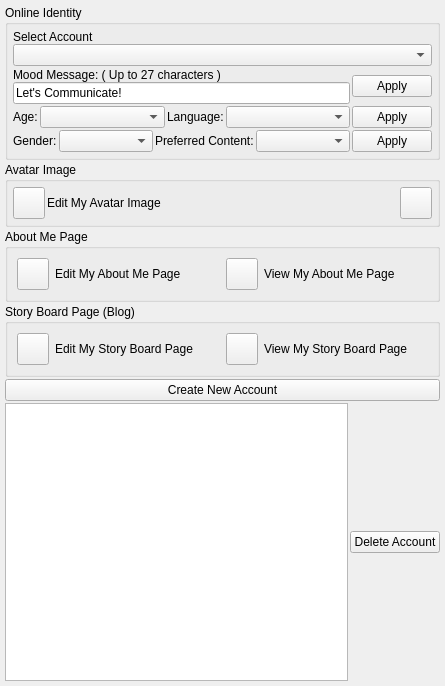
First picture: the form in nolimitgui/CommonSrc/Forms/AppletUserIdentity.ui, repository nolimitconnect/NoLimitConnect, before the edit.
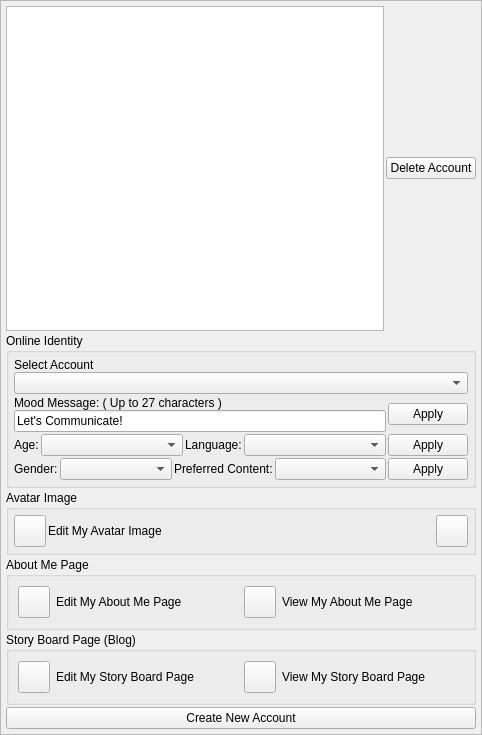
Second picture: the form after the edit. Custom widgets are drawn as their Qt base class.

Commit message: use scroll area for user identity edit so the form is not scrunched on smaller devices

Patch:
```diff
--- a/nolimitgui/CommonSrc/Forms/AppletUserIdentity.ui
+++ b/nolimitgui/CommonSrc/Forms/AppletUserIdentity.ui
@@ -6,8 +6,8 @@
    <rect>
     <x>0</x>
     <y>0</y>
-    <width>445</width>
-    <height>686</height>
+    <width>482</width>
+    <height>735</height>
    </rect>
   </property>
   <property name="sizePolicy">
@@ -19,6 +19,36 @@
   <property name="windowTitle">
    <string>User Identity</string>
   </property>
+  <layout class="QGridLayout" name="gridLayout">
+   <property name="leftMargin">
+    <number>0</number>
+   </property>
+   <property name="topMargin">
+    <number>0</number>
+   </property>
+   <property name="rightMargin">
+    <number>0</number>
+   </property>
+   <property name="bottomMargin">
+    <number>0</number>
+   </property>
+   <property name="horizontalSpacing">
+    <number>0</number>
+   </property>
+   <item row="0" column="0">
+    <widget class="QScrollArea" name="scrollArea">
+     <property name="widgetResizable">
+      <bool>true</bool>
+     </property>
+     <widget class="QWidget" name="scrollAreaWidgetContents">
+      <property name="geometry">
+       <rect>
+        <x>0</x>
+        <y>0</y>
+        <width>480</width>
+        <height>733</height>
+       </rect>
+      </property>
   <layout class="QVBoxLayout" name="verticalLayout_4">
    <property name="spacing">
     <number>2</number>
@@ -35,6 +65,20 @@
    <property name="bottomMargin">
     <number>5</number>
    </property>
+       <item>
+        <layout class="QHBoxLayout" name="horizontalLayout_8">
+         <item>
+          <widget class="QListWidget" name="m_AccountListWidget"/>
+         </item>
+         <item>
+          <widget class="QPushButton" name="m_DeleteAccountButton">
+           <property name="text">
+            <string>Delete Account</string>
+           </property>
+          </widget>
+         </item>
+        </layout>
+       </item>
    <item>
     <widget class="QGroupBox" name="m_OnlineIdentityGroupBox">
      <property name="title">
@@ -460,19 +504,9 @@
      </property>
     </widget>
    </item>
-   <item>
-    <layout class="QHBoxLayout" name="horizontalLayout_8">
-     <item>
-      <widget class="QListWidget" name="m_AccountListWidget"/>
-     </item>
-     <item>
-      <widget class="QPushButton" name="m_DeleteAccountButton">
-       <property name="text">
-        <string>Delete Account</string>
-       </property>
-      </widget>
-     </item>
-    </layout>
+      </layout>
+     </widget>
+    </widget>
    </item>
   </layout>
  </widget>
```
Lines whose indentation alone changed are shown as unchanged. The commit also changes 1 other file.
